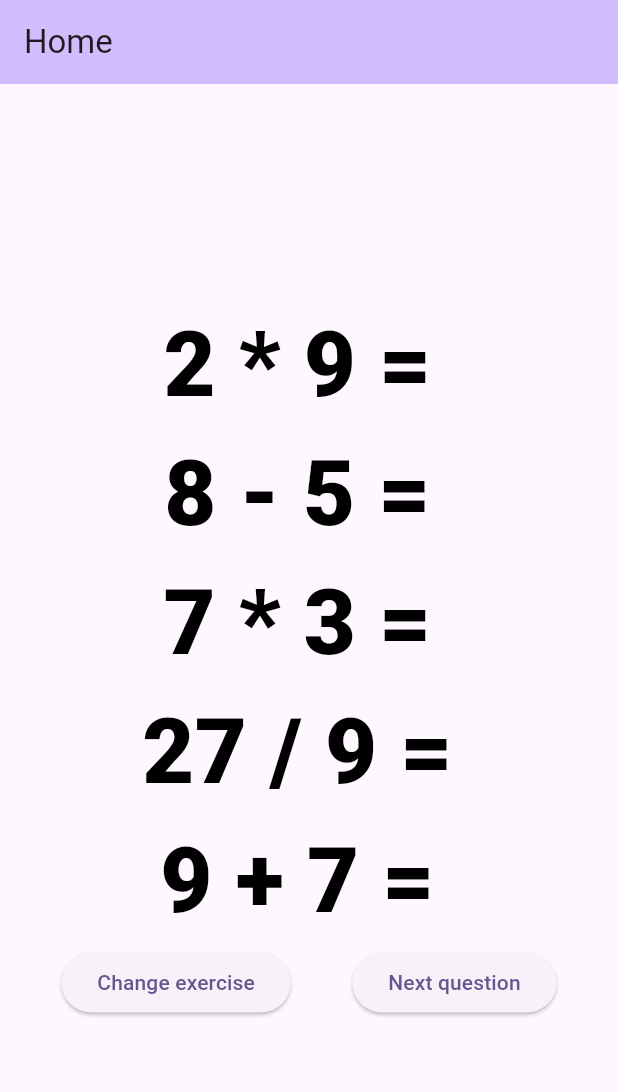
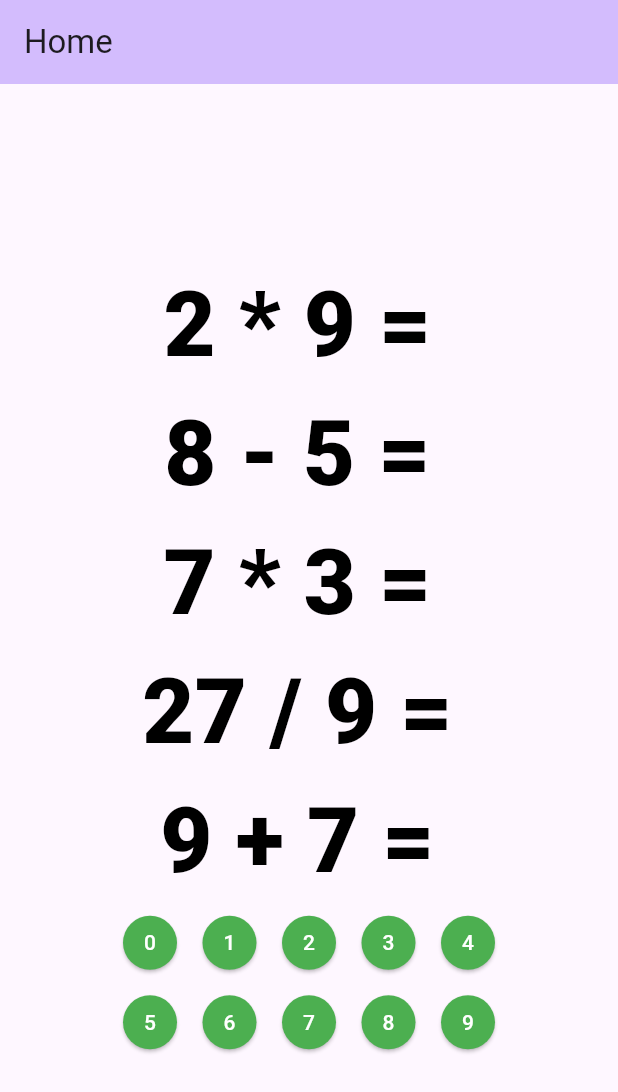
Before and after one commit to loloof64/ChainArithmetics, a Flutter app: the screen it shows after launch, on a phone screen of 412 x 824 dp. Shown: the top 1092 px of the screen. Run offline on Flutter 3.47's test engine with Material 3 defaults, Android fonts, the phone set to English and light mode, and no system bars; drawn by our look-alikes of animated_list_plus.

Commit message:
feeat: we can answer to questions

```diff
--- a/lib/main.dart
+++ b/lib/main.dart
@@ -2,7 +2,9 @@ import 'dart:math';
 
 import 'package:chain_arithmetics/core/generators/operations/operation.dart';
 import 'package:chain_arithmetics/core/generators/operations/standard_generator.dart';
+import 'package:chain_arithmetics/utils.dart';
 import 'package:chain_arithmetics/widgets/constants.dart';
+import 'package:chain_arithmetics/widgets/exercise_session/digit_keyboard.dart';
 import 'package:chain_arithmetics/widgets/exercise_session/question_answer.dart';
 import 'package:chain_arithmetics/widgets/exercise_session/questions_buffer.dart';
 
@@ -45,9 +47,8 @@ class _MyHomePageState extends State<MyHomePage> {
   StandardGenerator _currentOperations = StandardGenerator.generate();
   int _firstOperationIndex = 0;
   int? _previousAnswer;
+  int _currentAnswer = 0;
   List<Operation> _bufferQuestions = [];
-
-  final Random _tempRandom = Random();
 
   @override
   void initState() {
@@ -84,11 +85,32 @@ class _MyHomePageState extends State<MyHomePage> {
     });
   }
 
-  void _gotoNextQuestion() {
+  void _insertDigit(int digit) {
+    final isExerciseOver =
+        _firstOperationIndex >= _currentOperations.operations.length;
+
+    if (isExerciseOver) return;
+
+    setState(() {
+      _currentAnswer *= 10;
+      _currentAnswer += digit;
+    });
+    final currentQuestion = _currentOperations
+        .relatedOperations()[_firstOperationIndex];
+    final expectedDigitsCount = numberOfDigits(currentQuestion.result);
+    final userAnswerDigitsCount = numberOfDigits(_currentAnswer);
+
+    if (userAnswerDigitsCount >= expectedDigitsCount) {
+      _validateAnswer();
+    }
+  }
+
+  void _validateAnswer() {
     if (_firstOperationIndex < _currentOperations.relatedOperations().length) {
       setState(() {
         _firstOperationIndex++;
-        _previousAnswer = _tempRandom.nextInt(15) + 2;
+        _previousAnswer = _currentAnswer;
+        _currentAnswer = 0;
       });
       _updateBuffer();
     }
@@ -117,26 +139,7 @@ class _MyHomePageState extends State<MyHomePage> {
               questions: _bufferQuestions,
               capacity: maxBufferOperations,
             ),
-            Flexible(
-              child: Row(
-                mainAxisAlignment: MainAxisAlignment.spaceEvenly,
-                crossAxisAlignment: CrossAxisAlignment.center,
-                children: [
-                  ElevatedButton(
-                    onPressed: () {
-                      _generateExercise();
-                    },
-                    child: Text("Change exercise"),
-                  ),
-                  ElevatedButton(
-                    onPressed: () {
-                      _gotoNextQuestion();
-                    },
-                    child: Text("Next question"),
-                  ),
-                ],
-              ),
-            ),
+            DigitalKeyboardWidget(insertDigit: _insertDigit),
           ],
         ),
       ),
--- /dev/null
+++ b/lib/utils.dart
@@ -0,0 +1,6 @@
+import 'dart:math';
+
+int numberOfDigits(int n) {
+  if (n == 0) return 1;
+  return 1 + (log(n) / ln10).floor();
+}
--- /dev/null
+++ b/lib/widgets/exercise_session/digit_keyboard.dart
@@ -0,0 +1,78 @@
+import 'package:flutter/material.dart';
+
+class DigitalKeyboardWidget extends StatelessWidget {
+  final void Function(int digit) insertDigit;
+
+  const DigitalKeyboardWidget({super.key, required this.insertDigit});
+
+  @override
+  Widget build(BuildContext context) {
+    return Center(
+      child: Column(
+        mainAxisSize: MainAxisSize.min,
+        mainAxisAlignment: MainAxisAlignment.center,
+        crossAxisAlignment: CrossAxisAlignment.center,
+        spacing: 5.0,
+        children: [
+          Flexible(
+            child: Row(
+              mainAxisSize: MainAxisSize.min,
+              mainAxisAlignment: MainAxisAlignment.center,
+              crossAxisAlignment: CrossAxisAlignment.center,
+              spacing: 5,
+              children: [
+                SingleButtonWidget(relatedDigit: 0, callback: insertDigit),
+                SingleButtonWidget(relatedDigit: 1, callback: insertDigit),
+                SingleButtonWidget(relatedDigit: 2, callback: insertDigit),
+                SingleButtonWidget(relatedDigit: 3, callback: insertDigit),
+                SingleButtonWidget(relatedDigit: 4, callback: insertDigit),
+              ],
+            ),
+          ),
+          Flexible(
+            child: Row(
+              mainAxisSize: MainAxisSize.min,
+              mainAxisAlignment: MainAxisAlignment.center,
+              crossAxisAlignment: CrossAxisAlignment.center,
+              spacing: 5,
+              children: [
+                SingleButtonWidget(relatedDigit: 5, callback: insertDigit),
+                SingleButtonWidget(relatedDigit: 6, callback: insertDigit),
+                SingleButtonWidget(relatedDigit: 7, callback: insertDigit),
+                SingleButtonWidget(relatedDigit: 8, callback: insertDigit),
+                SingleButtonWidget(relatedDigit: 9, callback: insertDigit),
+              ],
+            ),
+          ),
+        ],
+      ),
+    );
+  }
+}
+
+class SingleButtonWidget extends StatelessWidget {
+  final int relatedDigit;
+  final void Function(int digit) callback;
+
+  const SingleButtonWidget({
+    super.key,
+    required this.relatedDigit,
+    required this.callback,
+  });
+
+  @override
+  Widget build(BuildContext context) {
+    return ElevatedButton(
+      style: ElevatedButton.styleFrom(
+        padding: EdgeInsets.zero,
+        minimumSize: Size(36, 36),
+        backgroundColor: Colors.green,
+      ),
+      onPressed: () => callback(relatedDigit),
+      child: Text(
+        relatedDigit.toString(),
+        style: TextStyle(color: Colors.white, backgroundColor: Colors.green),
+      ),
+    );
+  }
+}
```
